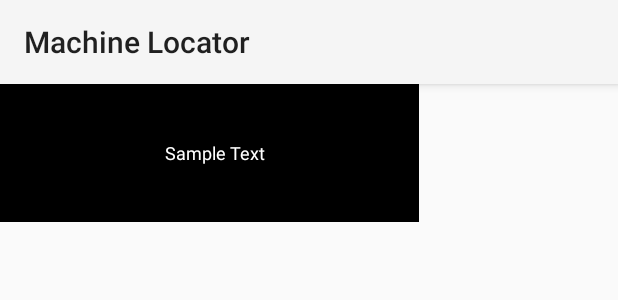
After one commit to pk910/BeaconLocation, an Android app: the layout layout.xml on its own in the app's theme, with its tools: preview values and no code run, on a phone screen of 412 x 824 dp. The commit adds this screen. Shown: the top 300 px of the screen. Run offline under Robolectric (Android 15) with nearby library versions, the phone set to English and light mode, and no system bars.

Commit message:
Improved SmartEyeGlass Extension

```diff
--- a/app/src/main/java/de/dhbwloerrach/beaconlocation/activities/MachinesFragment.java
+++ b/app/src/main/java/de/dhbwloerrach/beaconlocation/activities/MachinesFragment.java
@@ -19,6 +19,7 @@ import de.dhbwloerrach.beaconlocation.adapters.MachineAdapter;
 import de.dhbwloerrach.beaconlocation.bluetooth.IBeaconListView;
 import de.dhbwloerrach.beaconlocation.database.DatabaseHandler;
 import de.dhbwloerrach.beaconlocation.extensions.ExtensionInterface;
+import de.dhbwloerrach.beaconlocation.extensions.SmartEyeGlassExtension;
 import de.dhbwloerrach.beaconlocation.extensions.ToastExtension;
 import de.dhbwloerrach.beaconlocation.models.Beacon;
 import de.dhbwloerrach.beaconlocation.models.BeaconList;
@@ -69,7 +70,7 @@ public class MachinesFragment extends BaseFragment implements IBeaconListView {
         listView.setAdapter(adapter);
         listView.setEmptyView(activity.findViewById(R.id.emptyList_machines));
 
-        extension = new ToastExtension();
+        extension = new SmartEyeGlassExtension();
         extension.connect(this.getActivity());
         final Activity context=this.getActivity();
         glassAdpaterThread=new Thread(new Runnable() {
--- /dev/null
+++ b/app/src/main/res/layout/layout.xml
@@ -0,0 +1,24 @@
+<?xml version="1.0" encoding="utf-8"?>
+<LinearLayout xmlns:android="http://schemas.android.com/apk/res/android"
+    xmlns:tools="http://schemas.android.com/tools"
+    android:layout_width="@dimen/smarteyeglass_control_width"
+    android:layout_height="@dimen/smarteyeglass_control_height"
+    android:background="@android:color/black"
+    android:orientation="vertical"
+    android:weightSum="1"
+    tools:ignore="ContentDescription,PxUsage" >
+
+    <TextView
+        android:id="@+id/btn_update_this"
+        android:layout_width="@dimen/smarteyeglass_control_width"
+        android:layout_height="wrap_content"
+        android:layout_margin="6px"
+        android:layout_weight="1"
+        android:background="@android:color/black"
+        android:clickable="true"
+        android:gravity="center"
+        android:text="Sample Text"
+        android:textColor="@android:color/white"
+        android:textSize="@dimen/smarteyeglass_text_size_small" />
+
+</LinearLayout>
```
Also changed, not shown: app/src/main/java/de/dhbwloerrach/beaconlocation/extensions/SmartEyeGlassExtension.java (+13 -5 lines), app/src/main/java/de/dhbwloerrach/beaconlocation/extensions/smarteyeglass/Control.java (+19 -5 lines).
